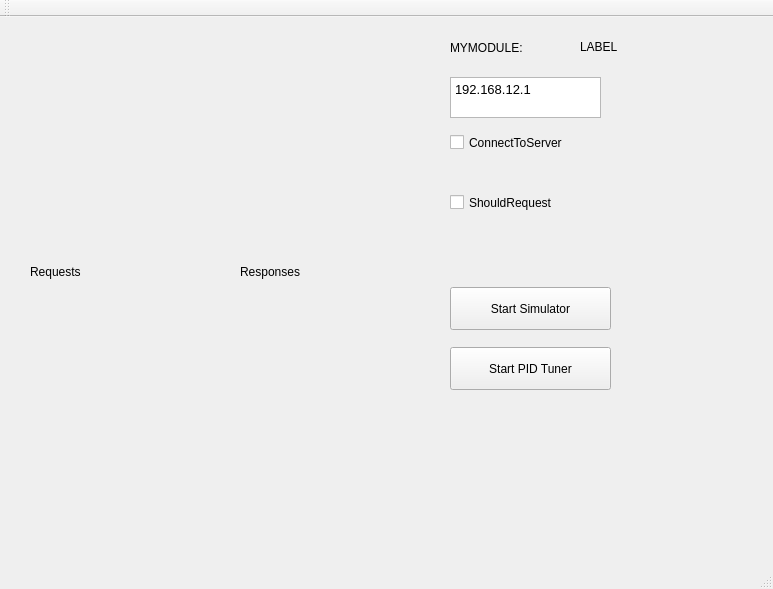
Old version of the form QtClients/EverybodySimulator2016/mainwindow.ui in the repository madhavpatel6/EmbeddedSystemDesign_Team02.
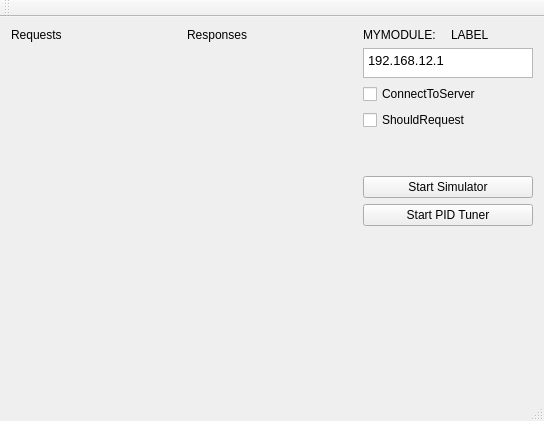
New version of the form.

Commit message: Made layout for Everybody Simulator more dynamic

Diff of the .ui file:
```diff
--- a/QtClients/EverybodySimulator2016/mainwindow.ui
+++ b/QtClients/EverybodySimulator2016/mainwindow.ui
@@ -6,160 +6,195 @@
    <rect>
     <x>0</x>
     <y>0</y>
-    <width>773</width>
-    <height>589</height>
+    <width>544</width>
+    <height>421</height>
    </rect>
   </property>
   <property name="windowTitle">
    <string>MainWindow</string>
   </property>
   <widget class="QWidget" name="centralWidget">
-   <widget class="QCheckBox" name="connectToServer">
-    <property name="geometry">
-     <rect>
-      <x>450</x>
-      <y>110</y>
-      <width>201</width>
-      <height>31</height>
-     </rect>
-    </property>
-    <property name="text">
-     <string>ConnectToServer</string>
-    </property>
-   </widget>
-   <widget class="QTextEdit" name="ipTextEdit">
-    <property name="geometry">
-     <rect>
-      <x>450</x>
-      <y>60</y>
-      <width>151</width>
-      <height>41</height>
-     </rect>
-    </property>
-    <property name="html">
-     <string>&lt;!DOCTYPE HTML PUBLIC &quot;-//W3C//DTD HTML 4.0//EN&quot; &quot;http://www.w3.org/TR/REC-html40/strict.dtd&quot;&gt;
-&lt;html&gt;&lt;head&gt;&lt;meta name=&quot;qrichtext&quot; content=&quot;1&quot; /&gt;&lt;style type=&quot;text/css&quot;&gt;
-p, li { white-space: pre-wrap; }
-&lt;/style&gt;&lt;/head&gt;&lt;body style=&quot; font-family:'Noto Sans'; font-size:10pt; font-weight:400; font-style:normal;&quot;&gt;
-&lt;p style=&quot; margin-top:0px; margin-bottom:0px; margin-left:0px; margin-right:0px; -qt-block-indent:0; text-indent:0px;&quot;&gt;192.168.12.1&lt;/p&gt;&lt;/body&gt;&lt;/html&gt;</string>
-    </property>
-   </widget>
-   <widget class="QWidget" name="verticalLayoutWidget">
-    <property name="geometry">
-     <rect>
-      <x>19</x>
-      <y>19</y>
-      <width>181</width>
-      <height>471</height>
-     </rect>
-    </property>
-    <layout class="QVBoxLayout" name="requestsEnable">
-     <property name="spacing">
+   <layout class="QGridLayout" name="gridLayout">
+    <item row="0" column="2">
+     <layout class="QHBoxLayout" name="horizontalLayout_3" stretch="1,1,1">
+      <property name="rightMargin">
+       <number>0</number>
+      </property>
+      <item>
+       <layout class="QVBoxLayout" name="verticalLayout_3" stretch="0,1,0">
+        <property name="rightMargin">
       <number>0</number>
      </property>
      <item>
       <widget class="QLabel" name="label">
+          <property name="maximumSize">
+           <size>
+            <width>16777215</width>
+            <height>16777215</height>
+           </size>
+          </property>
        <property name="text">
         <string>Requests</string>
        </property>
       </widget>
      </item>
-    </layout>
-   </widget>
-   <widget class="QWidget" name="verticalLayoutWidget_2">
-    <property name="geometry">
-     <rect>
-      <x>229</x>
-      <y>19</y>
-      <width>181</width>
-      <height>471</height>
-     </rect>
-    </property>
-    <layout class="QVBoxLayout" name="responsesEnable">
+        <item>
+         <layout class="QVBoxLayout" name="requestsEnable">
+          <property name="spacing">
+           <number>0</number>
+          </property>
+         </layout>
+        </item>
+        <item>
+         <spacer name="verticalSpacer_3">
+          <property name="orientation">
+           <enum>Qt::Vertical</enum>
+          </property>
+          <property name="sizeHint" stdset="0">
+           <size>
+            <width>20</width>
+            <height>40</height>
+           </size>
+          </property>
+         </spacer>
+        </item>
+       </layout>
+      </item>
+      <item>
+       <layout class="QVBoxLayout" name="verticalLayout_4" stretch="0,1,0">
+        <property name="rightMargin">
+         <number>0</number>
+        </property>
      <item>
       <widget class="QLabel" name="label_2">
+          <property name="maximumSize">
+           <size>
+            <width>16777215</width>
+            <height>16777215</height>
+           </size>
+          </property>
        <property name="text">
         <string>Responses</string>
        </property>
       </widget>
      </item>
-    </layout>
-   </widget>
-   <widget class="QCheckBox" name="shouldRequest">
-    <property name="geometry">
-     <rect>
-      <x>450</x>
-      <y>170</y>
-      <width>221</width>
-      <height>31</height>
-     </rect>
-    </property>
-    <property name="text">
-     <string>ShouldRequest</string>
-    </property>
-   </widget>
+        <item>
+         <layout class="QVBoxLayout" name="responsesEnable"/>
+        </item>
+        <item>
+         <spacer name="verticalSpacer_4">
+          <property name="orientation">
+           <enum>Qt::Vertical</enum>
+          </property>
+          <property name="sizeHint" stdset="0">
+           <size>
+            <width>20</width>
+            <height>40</height>
+           </size>
+          </property>
+         </spacer>
+        </item>
+       </layout>
+      </item>
+      <item>
+       <layout class="QVBoxLayout" name="verticalLayout">
+        <item>
+         <layout class="QHBoxLayout" name="horizontalLayout">
+          <item>
    <widget class="QLabel" name="myModule">
-    <property name="geometry">
-     <rect>
-      <x>450</x>
-      <y>20</y>
-      <width>121</width>
-      <height>21</height>
-     </rect>
-    </property>
     <property name="text">
      <string>MYMODULE:</string>
     </property>
    </widget>
+          </item>
+          <item>
    <widget class="QLabel" name="myModuleLabel">
-    <property name="geometry">
-     <rect>
-      <x>580</x>
-      <y>20</y>
-      <width>90</width>
-      <height>20</height>
-     </rect>
-    </property>
     <property name="text">
      <string>LABEL</string>
     </property>
    </widget>
+          </item>
+         </layout>
+        </item>
+        <item>
+         <widget class="QTextEdit" name="ipTextEdit">
+          <property name="maximumSize">
+           <size>
+            <width>16777215</width>
+            <height>30</height>
+           </size>
+          </property>
+          <property name="html">
+           <string>&lt;!DOCTYPE HTML PUBLIC &quot;-//W3C//DTD HTML 4.0//EN&quot; &quot;http://www.w3.org/TR/REC-html40/strict.dtd&quot;&gt;
+&lt;html&gt;&lt;head&gt;&lt;meta name=&quot;qrichtext&quot; content=&quot;1&quot; /&gt;&lt;style type=&quot;text/css&quot;&gt;
+p, li { white-space: pre-wrap; }
+&lt;/style&gt;&lt;/head&gt;&lt;body style=&quot; font-family:'MS Shell Dlg 2'; font-size:8.25pt; font-weight:400; font-style:normal;&quot;&gt;
+&lt;p style=&quot; margin-top:0px; margin-bottom:0px; margin-left:0px; margin-right:0px; -qt-block-indent:0; text-indent:0px;&quot;&gt;&lt;span style=&quot; font-family:'Noto Sans'; font-size:10pt;&quot;&gt;192.168.12.1&lt;/span&gt;&lt;/p&gt;&lt;/body&gt;&lt;/html&gt;</string>
+          </property>
+         </widget>
+        </item>
+        <item>
+         <widget class="QCheckBox" name="connectToServer">
+          <property name="text">
+           <string>ConnectToServer</string>
+          </property>
+         </widget>
+        </item>
+        <item>
+         <widget class="QCheckBox" name="shouldRequest">
+          <property name="text">
+           <string>ShouldRequest</string>
+          </property>
+         </widget>
+        </item>
+        <item>
+         <spacer name="verticalSpacer">
+          <property name="orientation">
+           <enum>Qt::Vertical</enum>
+          </property>
+          <property name="sizeType">
+           <enum>QSizePolicy::Fixed</enum>
+          </property>
+          <property name="sizeHint" stdset="0">
+           <size>
+            <width>20</width>
+            <height>40</height>
+           </size>
+          </property>
+         </spacer>
+        </item>
+        <item>
    <widget class="QPushButton" name="pushButton">
-    <property name="geometry">
-     <rect>
-      <x>450</x>
-      <y>270</y>
-      <width>161</width>
-      <height>43</height>
-     </rect>
-    </property>
     <property name="text">
      <string>Start Simulator</string>
     </property>
    </widget>
+        </item>
+        <item>
    <widget class="QPushButton" name="pushButton_2">
-    <property name="geometry">
-     <rect>
-      <x>450</x>
-      <y>330</y>
-      <width>161</width>
-      <height>43</height>
-     </rect>
-    </property>
     <property name="text">
      <string>Start PID Tuner</string>
     </property>
    </widget>
-  </widget>
-  <widget class="QMenuBar" name="menuBar">
-   <property name="geometry">
-    <rect>
-     <x>0</x>
-     <y>0</y>
-     <width>773</width>
-     <height>39</height>
-    </rect>
-   </property>
+        </item>
+        <item>
+         <spacer name="verticalSpacer_2">
+          <property name="orientation">
+           <enum>Qt::Vertical</enum>
+          </property>
+          <property name="sizeHint" stdset="0">
+           <size>
+            <width>20</width>
+            <height>40</height>
+           </size>
+          </property>
+         </spacer>
+        </item>
+       </layout>
+      </item>
+     </layout>
+    </item>
+   </layout>
   </widget>
   <widget class="QToolBar" name="mainToolBar">
    <attribute name="toolBarArea">
```
Lines whose indentation alone changed are shown as unchanged.
